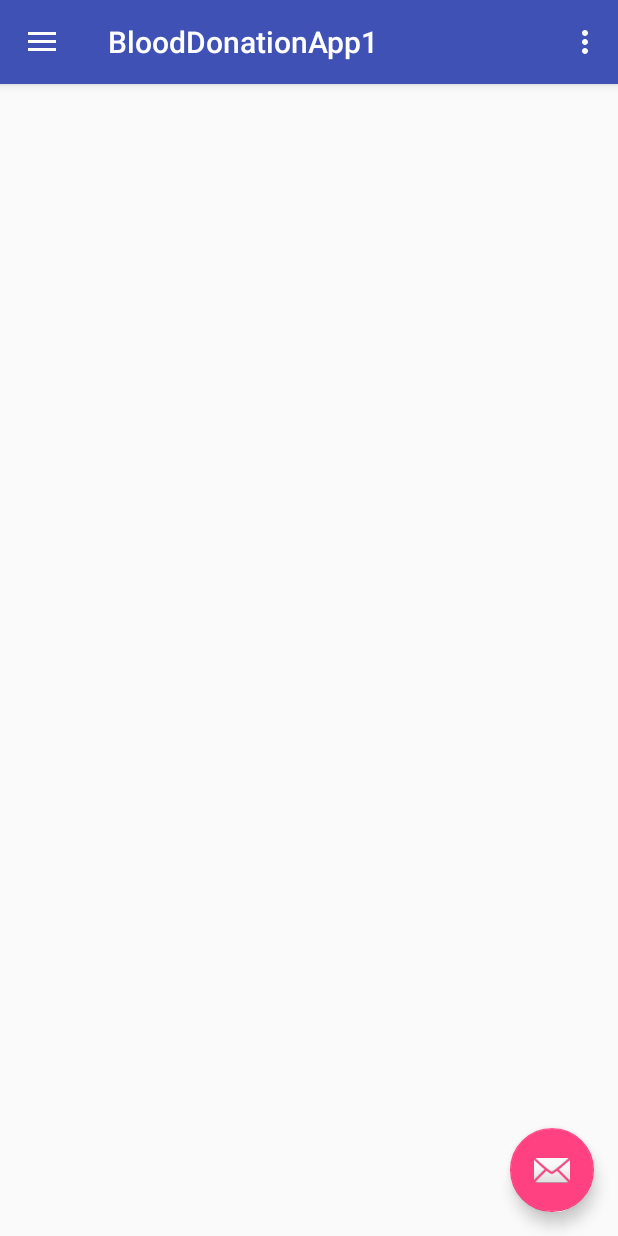
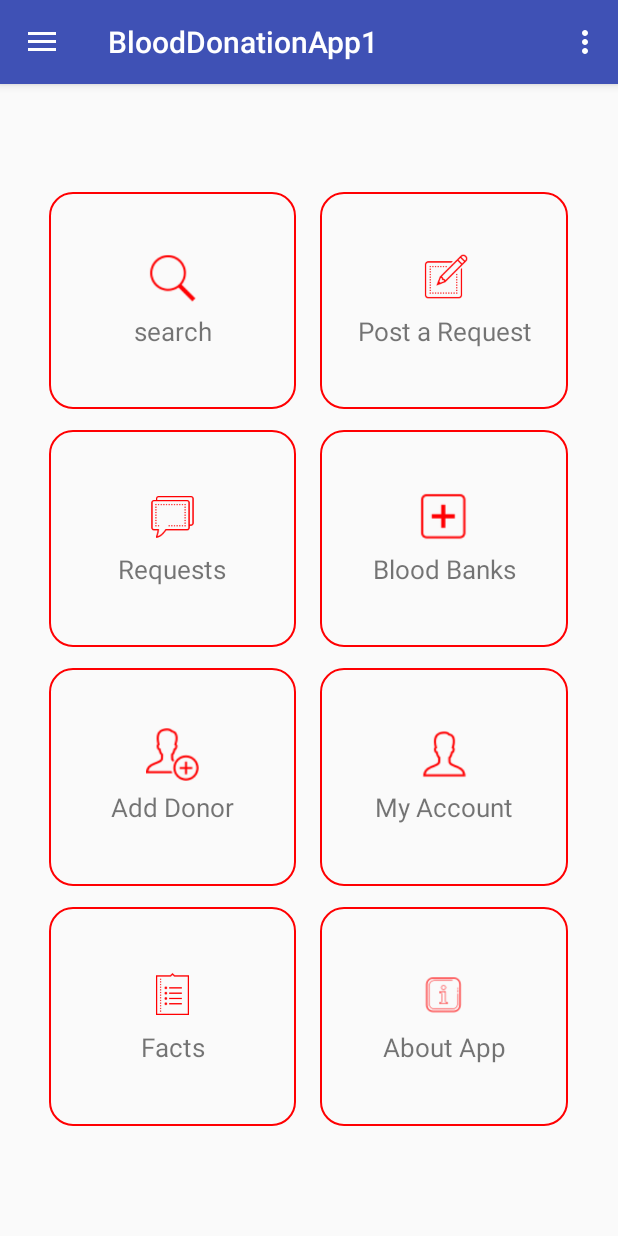
Before and after one commit to BijohnRoy7/blood-dination-app-svs, an Android app: the HomeActivity screen opened directly, with no data from a screen before it, on a phone screen of 412 x 824 dp. Run offline under Robolectric (Android 15) with nearby library versions, the phone set to English and light mode, and no system bars; our stand-ins replace Firebase (no records; nobody signed in at launch, a user with empty details on screens opened directly), Volley; network calls fail.

Commit message:
5/9 (Home UI)

```diff
--- a/app/src/main/java/invenz/roy/blooddonationapp1/activities/HomeActivity.java
+++ b/app/src/main/java/invenz/roy/blooddonationapp1/activities/HomeActivity.java
@@ -14,6 +14,8 @@ import android.support.v7.app.AppCompatActivity;
 import android.support.v7.widget.Toolbar;
 import android.view.Menu;
 import android.view.MenuItem;
+import android.view.View;
+import android.widget.LinearLayout;
 import android.widget.Toast;
 
 import com.android.volley.AuthFailureError;
@@ -33,6 +35,7 @@ import java.util.Map;
 
 import invenz.roy.blooddonationapp1.R;
 import invenz.roy.blooddonationapp1.fragments.EditUserInfoFragment;
+import invenz.roy.blooddonationapp1.fragments.ProfileFragment;
 import invenz.roy.blooddonationapp1.utils.Constants;
 import invenz.roy.blooddonationapp1.utils.Urls;
 
@@ -44,7 +47,8 @@ public class HomeActivity extends AppCompatActivity
     private String phoneNumber, userName, email, division, district, bloodGroup;
     private FirebaseAuth mAuth;
     private String userId;
-    private Fragment fragment = null;;
+    private Fragment fragment = null;
+
 
 
     @Override
@@ -65,6 +69,11 @@ public class HomeActivity extends AppCompatActivity
 
         NavigationView navigationView = (NavigationView) findViewById(R.id.nav_view);
         navigationView.setNavigationItemSelectedListener(this);
+
+
+        /*###                    setting default fragment                         ####*/
+        fragment = new ProfileFragment();
+        setFragment(fragment);
 
 
 
@@ -110,6 +119,15 @@ public class HomeActivity extends AppCompatActivity
         }
 
     }
+
+
+
+
+
+
+
+
+
 
 
     /*           sendRegistrationToServer                   */
@@ -208,11 +226,27 @@ public class HomeActivity extends AppCompatActivity
     @Override
     public void onBackPressed() {
         DrawerLayout drawer = (DrawerLayout) findViewById(R.id.drawer_layout);
-        if (drawer.isDrawerOpen(GravityCompat.START)) {
+        /*if (drawer.isDrawerOpen(GravityCompat.START)) {
             drawer.closeDrawer(GravityCompat.START);
         } else {
             super.onBackPressed();
+        }*/
+
+
+        if (drawer.isDrawerOpen(GravityCompat.START)) {
+            drawer.closeDrawer(GravityCompat.START);
         }
+
+        else if (getFragmentManager().getBackStackEntryCount() > 0){
+            getFragmentManager().popBackStack();
+
+        }
+
+        else {
+            super.onBackPressed();
+
+        }
+
     }
 
     @Override
@@ -245,8 +279,12 @@ public class HomeActivity extends AppCompatActivity
 
 
 
-        if (id == R.id.nav_camera) {
+        if (id == R.id.nav_home) {
             // Handle the camera action
+
+            fragment = new ProfileFragment();
+            setFragment(fragment);
+
         } else if (id == R.id.nav_gallery) {
 
         } else if (id == R.id.nav_slideshow) {
@@ -280,6 +318,11 @@ public class HomeActivity extends AppCompatActivity
         android.support.v4.app.FragmentTransaction transaction = fragmentManager.beginTransaction();
         transaction.replace(R.id.idFrameLayout, fragment);
         transaction.setTransition(FragmentTransaction.TRANSIT_FRAGMENT_FADE);
+        transaction.addToBackStack(null);
         transaction.commit();
     }
+
+
+
+
 }
--- a/app/src/main/java/invenz/roy/blooddonationapp1/fragments/EditUserInfoFragment.java
+++ b/app/src/main/java/invenz/roy/blooddonationapp1/fragments/EditUserInfoFragment.java
@@ -230,4 +230,5 @@ public class EditUserInfoFragment extends Fragment {
 
 
 
+
 }
--- /dev/null
+++ b/app/src/main/java/invenz/roy/blooddonationapp1/fragments/ProfileFragment.java
@@ -0,0 +1,76 @@
+package invenz.roy.blooddonationapp1.fragments;
+
+
+import android.os.Bundle;
+import android.support.v4.app.Fragment;
+import android.view.LayoutInflater;
+import android.view.View;
+import android.view.ViewGroup;
+import android.widget.LinearLayout;
+
+import invenz.roy.blooddonationapp1.R;
+
+/**
+ * A simple {@link Fragment} subclass.
+ */
+public class ProfileFragment extends Fragment {
+
+    private LinearLayout linearLayoutSearch, linearLayoutPostRequest, linearLayoutRequests, linearLayoutBloodBanks;
+    private LinearLayout linearLayoutAddDonor, linearLayoutMyAccount, linearLayoutFacts, linearLayoutAboutApp;
+    private View view;
+
+
+    public ProfileFragment() {
+        // Required empty public constructor
+    }
+
+
+    @Override
+    public View onCreateView(LayoutInflater inflater, ViewGroup container,
+                             Bundle savedInstanceState) {
+        // Inflate the layout for this fragment
+        view = inflater.inflate(R.layout.fragment_profile, container, false);
+
+
+        /*###                      initialize components                       ####*/
+        initializeComponents();
+
+
+        /*####         all events are here         ######*/
+        allOnClicks();
+
+        return view;
+    }
+
+
+    /*####              Initializing Components                           ####*/
+    private void initializeComponents() {
+
+        linearLayoutSearch = view.findViewById(R.id.idSearch_HOME);
+        linearLayoutPostRequest = view.findViewById(R.id.idPostRequeast_HOME);
+        linearLayoutRequests = view.findViewById(R.id.idRequests_HOME);
+        linearLayoutBloodBanks = view.findViewById(R.id.idBloodBanks_HOME);
+        linearLayoutAddDonor = view.findViewById(R.id.idAddDonor_HOME);
+        linearLayoutMyAccount = view.findViewById(R.id.idMyAccount_HOME);
+        linearLayoutFacts = view.findViewById(R.id.idFacts_HOME);
+        linearLayoutAboutApp = view.findViewById(R.id.idAboutApp_HOME);
+
+    }
+
+
+    private void allOnClicks() {
+
+        linearLayoutMyAccount.setOnClickListener(new View.OnClickListener() {
+            @Override
+            public void onClick(View v) {
+
+
+
+            }
+        });
+
+    }
+
+
+
+}
--- /dev/null
+++ b/app/src/main/res/drawable/ic_home.xml
@@ -0,0 +1,5 @@
+<vector android:height="24dp" android:tint="#232323"
+    android:viewportHeight="24.0" android:viewportWidth="24.0"
+    android:width="24dp" xmlns:android="http://schemas.android.com/apk/res/android">
+    <path android:fillColor="#FF000000" android:pathData="M10,20v-6h4v6h5v-8h3L12,3 2,12h3v8z"/>
+</vector>
--- /dev/null
+++ b/app/src/main/res/drawable/ic_search_black_24dp.xml
@@ -0,0 +1,5 @@
+<vector android:height="24dp" android:tint="#FF0002"
+    android:viewportHeight="24.0" android:viewportWidth="24.0"
+    android:width="24dp" xmlns:android="http://schemas.android.com/apk/res/android">
+    <path android:fillColor="#FF000000" android:pathData="M15.5,14h-0.79l-0.28,-0.27C15.41,12.59 16,11.11 16,9.5 16,5.91 13.09,3 9.5,3S3,5.91 3,9.5 5.91,16 9.5,16c1.61,0 3.09,-0.59 4.23,-1.57l0.27,0.28v0.79l5,4.99L20.49,19l-4.99,-5zM9.5,14C7.01,14 5,11.99 5,9.5S7.01,5 9.5,5 14,7.01 14,9.5 11.99,14 9.5,14z"/>
+</vector>
--- /dev/null
+++ b/app/src/main/res/drawable/item_bg.xml
@@ -0,0 +1,7 @@
+<?xml version="1.0" encoding="utf-8"?>
+<shape xmlns:android="http://schemas.android.com/apk/res/android">
+
+    <corners android:radius="15dp" />
+    <stroke android:width="1dp" android:color="#FF0002"/>
+
+</shape>
--- a/app/src/main/res/layout/app_bar_home.xml
+++ b/app/src/main/res/layout/app_bar_home.xml
@@ -22,12 +22,5 @@
 
     <include layout="@layout/content_home" />
 
-    <android.support.design.widget.FloatingActionButton
-        android:id="@+id/fab"
-        android:layout_width="wrap_content"
-        android:layout_height="wrap_content"
-        android:layout_gravity="bottom|end"
-        android:layout_margin="@dimen/fab_margin"
-        app:srcCompat="@android:drawable/ic_dialog_email" />
 
 </android.support.design.widget.CoordinatorLayout>
--- a/app/src/main/res/layout/content_home.xml
+++ b/app/src/main/res/layout/content_home.xml
@@ -11,6 +11,9 @@
     <FrameLayout
         android:id="@+id/idFrameLayout"
         android:layout_width="match_parent"
-        android:layout_height="match_parent"></FrameLayout>
+        android:layout_height="match_parent">
+
+
+    </FrameLayout>
 
 </LinearLayout>
--- /dev/null
+++ b/app/src/main/res/layout/fragment_profile.xml
@@ -0,0 +1,357 @@
+<?xml version="1.0" encoding="utf-8"?>
+<FrameLayout xmlns:android="http://schemas.android.com/apk/res/android"
+    xmlns:tools="http://schemas.android.com/tools"
+    android:layout_width="match_parent"
+    android:layout_height="match_parent"
+    tools:context=".fragments.ProfileFragment">
+
+
+
+    <LinearLayout
+        android:layout_width="match_parent"
+        android:layout_height="match_parent"
+        android:orientation="vertical"
+        android:weightSum="5.3">
+
+        <LinearLayout
+            android:layout_width="match_parent"
+            android:layout_height="0dp"
+            android:layout_weight=".5"></LinearLayout>
+
+
+        <!--###############################-->
+        <LinearLayout
+            android:layout_width="match_parent"
+            android:layout_height="0dp"
+            android:layout_weight="1"
+            android:orientation="horizontal"
+            android:weightSum="2.5">
+
+            <LinearLayout
+                android:layout_width="0dp"
+                android:layout_height="match_parent"
+                android:layout_weight=".2"></LinearLayout>
+
+            <LinearLayout
+                android:id="@+id/idSearch_HOME"
+                android:layout_width="0dp"
+                android:layout_height="match_parent"
+                android:layout_weight="1"
+                android:orientation="vertical"
+                android:layout_gravity="center"
+                android:gravity="center"
+                android:background="@drawable/item_bg"
+                >
+                <ImageView
+                    android:layout_width="35dp"
+                    android:layout_height="35dp"
+                    android:src="@drawable/ic_search"
+                    />
+                <TextView
+                    android:layout_width="match_parent"
+                    android:layout_height="wrap_content"
+                    android:text="search"
+                    android:layout_marginTop="5dp"
+                    android:textSize="17dp"
+                    android:gravity="center"/>
+            </LinearLayout>
+
+            <LinearLayout
+                android:layout_width="0dp"
+                android:layout_height="match_parent"
+                android:layout_weight=".1"></LinearLayout>
+
+            <LinearLayout
+                android:id="@+id/idPostRequeast_HOME"
+                android:layout_width="0dp"
+                android:layout_height="match_parent"
+                android:layout_weight="1"
+                android:layout_gravity="center"
+                android:orientation="vertical"
+                android:gravity="center"
+                android:background="@drawable/item_bg">
+                <ImageView
+                    android:layout_width="35dp"
+                    android:layout_height="35dp"
+                    android:src="@drawable/ic_request"
+                    />
+                <TextView
+                    android:layout_width="match_parent"
+                    android:layout_height="wrap_content"
+                    android:text="Post a Request"
+                    android:layout_marginTop="5dp"
+                    android:textSize="17dp"
+                    android:gravity="center"/>
+
+            </LinearLayout>
+
+
+            <LinearLayout
+                android:layout_width="0dp"
+                android:layout_height="match_parent"
+                android:layout_weight=".2"></LinearLayout>
+
+        </LinearLayout>
+        <!--########################################-->
+
+
+        <LinearLayout
+            android:layout_width="match_parent"
+            android:layout_height="0dp"
+            android:layout_weight=".1"></LinearLayout>
+
+
+
+        <!--###############################-->
+        <LinearLayout
+            android:layout_width="match_parent"
+            android:layout_height="0dp"
+            android:layout_weight="1"
+            android:orientation="horizontal"
+            android:weightSum="2.5">
+
+            <LinearLayout
+                android:layout_width="0dp"
+                android:layout_height="match_parent"
+                android:layout_weight=".2"></LinearLayout>
+
+            <LinearLayout
+                android:id="@+id/idRequests_HOME"
+                android:layout_width="0dp"
+                android:layout_height="match_parent"
+                android:layout_weight="1"
+                android:orientation="vertical"
+                android:layout_gravity="center"
+                android:gravity="center"
+                android:background="@drawable/item_bg"
+                >
+                <ImageView
+                    android:layout_width="35dp"
+                    android:layout_height="35dp"
+                    android:src="@drawable/ic_message"
+                    />
+                <TextView
+                    android:layout_width="match_parent"
+                    android:layout_height="wrap_content"
+                    android:text="Requests"
+                    android:layout_marginTop="5dp"
+                    android:textSize="17dp"
+                    android:gravity="center"/>
+            </LinearLayout>
+
+            <LinearLayout
+                android:layout_width="0dp"
+                android:layout_height="match_parent"
+                android:layout_weight=".1"></LinearLayout>
+
+            <LinearLayout
+                android:id="@+id/idBloodBanks_HOME"
+                android:layout_width="0dp"
+                android:layout_height="match_parent"
+                android:layout_weight="1"
+                android:layout_gravity="center"
+                android:orientation="vertical"
+                android:gravity="center"
+                android:background="@drawable/item_bg">
+                <ImageView
+                    android:layout_width="35dp"
+                    android:layout_height="35dp"
+                    android:src="@drawable/ic_blood_banks"
+                    />
+                <TextView
+                    android:layout_width="match_parent"
+                    android:layout_height="wrap_content"
+                    android:text="Blood Banks"
+                    android:layout_marginTop="5dp"
+                    android:textSize="17dp"
+                    android:gravity="center"/>
+
+            </LinearLayout>
+
+
+            <LinearLayout
+                android:layout_width="0dp"
+                android:layout_height="match_parent"
+                android:layout_weight=".2"></LinearLayout>
+
+        </LinearLayout>
+        <!--########################################-->
+
+
+
+
+        <LinearLayout
+            android:layout_width="match_parent"
+            android:layout_height="0dp"
+            android:layout_weight=".1"></LinearLayout>
+
+
+
+        <!--###############################-->
+        <LinearLayout
+            android:layout_width="match_parent"
+            android:layout_height="0dp"
+            android:layout_weight="1"
+            android:orientation="horizontal"
+            android:weightSum="2.5">
+
+            <LinearLayout
+                android:layout_width="0dp"
+                android:layout_height="match_parent"
+                android:layout_weight=".2"></LinearLayout>
+
+            <LinearLayout
+                android:id="@+id/idAddDonor_HOME"
+                android:layout_width="0dp"
+                android:layout_height="match_parent"
+                android:layout_weight="1"
+                android:orientation="vertical"
+                android:layout_gravity="center"
+                android:gravity="center"
+                android:background="@drawable/item_bg"
+                >
+                <ImageView
+                    android:layout_width="35dp"
+                    android:layout_height="35dp"
+                    android:src="@drawable/ic_add_donor"
+                    />
+                <TextView
+                    android:layout_width="match_parent"
+                    android:layout_height="wrap_content"
+                    android:text="Add Donor"
+                    android:layout_marginTop="5dp"
+                    android:textSize="17dp"
+                    android:gravity="center"/>
+            </LinearLayout>
+
+            <LinearLayout
+                android:layout_width="0dp"
+                android:layout_height="match_parent"
+                android:layout_weight=".1"></LinearLayout>
+
+            <LinearLayout
+                android:id="@+id/idMyAccount_HOME"
+                android:layout_width="0dp"
+                android:layout_height="match_parent"
+                android:layout_weight="1"
+                android:layout_gravity="center"
+                android:orientation="vertical"
+                android:gravity="center"
+                android:background="@drawable/item_bg">
+                <ImageView
+                    android:layout_width="35dp"
+                    android:layout_height="35dp"
+                    android:src="@drawable/ic_my_account"
+                    />
+                <TextView
+                    android:layout_width="match_parent"
+                    android:layout_height="wrap_content"
+                    android:text="My Account"
+                    android:layout_marginTop="5dp"
+                    android:textSize="17dp"
+                    android:gravity="center"/>
+
+            </LinearLayout>
+
+
+            <LinearLayout
+                android:layout_width="0dp"
+                android:layout_height="match_parent"
+                android:layout_weight=".2"></LinearLayout>
+
+        </LinearLayout>
+        <!--########################################-->
+
+
+        <LinearLayout
+            android:layout_width="match_parent"
+            android:layout_height="0dp"
+            android:layout_weight=".1"></LinearLayout>
+
+
+
+        <!--###############################-->
+        <LinearLayout
+            android:layout_width="match_parent"
+            android:layout_height="0dp"
+            android:layout_weight="1"
+            android:orientation="horizontal"
+            android:weightSum="2.5">
+
+            <LinearLayout
+                android:layout_width="0dp"
+                android:layout_height="match_parent"
+                android:layout_weight=".2"></LinearLayout>
+
+            <LinearLayout
+                android:id="@+id/idFacts_HOME"
+                android:layout_width="0dp"
+                android:layout_height="match_parent"
+                android:layout_weight="1"
+                android:orientation="vertical"
+                android:layout_gravity="center"
+                android:gravity="center"
+                android:background="@drawable/item_bg"
+                >
+                <ImageView
+                    android:layout_width="35dp"
+                    android:layout_height="35dp"
+                    android:src="@drawable/ic_facts"
+                    />
+                <TextView
+                    android:layout_width="match_parent"
+                    android:layout_height="wrap_content"
+                    android:text="Facts"
+                    android:layout_marginTop="5dp"
+                    android:textSize="17dp"
+                    android:gravity="center"/>
+            </LinearLayout>
+
+            <LinearLayout
+                android:layout_width="0dp"
+                android:layout_height="match_parent"
+                android:layout_weight=".1"></LinearLayout>
+
+            <LinearLayout
+                android:id="@+id/idAboutApp_HOME"
+                android:layout_width="0dp"
+                android:layout_height="match_parent"
+                android:layout_weight="1"
+                android:layout_gravity="center"
+                android:orientation="vertical"
+                android:gravity="center"
+                android:background="@drawable/item_bg">
+                <ImageView
+                    android:layout_width="35dp"
+                    android:layout_height="35dp"
+                    android:src="@drawable/ic_about_us"
+                    />
+                <TextView
+                    android:layout_width="match_parent"
+                    android:layout_height="wrap_content"
+                    android:text="About App"
+                    android:layout_marginTop="5dp"
+                    android:textSize="17dp"
+                    android:gravity="center"/>
+
+            </LinearLayout>
+
+
+            <LinearLayout
+                android:layout_width="0dp"
+                android:layout_height="match_parent"
+                android:layout_weight=".2"></LinearLayout>
+
+        </LinearLayout>
+        <!--########################################-->
+
+
+        <LinearLayout
+            android:layout_width="match_parent"
+            android:layout_height="0dp"
+            android:layout_weight=".5"></LinearLayout>
+
+
+    </LinearLayout>
+
+</FrameLayout>
--- a/app/src/main/res/menu/activity_home_drawer.xml
+++ b/app/src/main/res/menu/activity_home_drawer.xml
@@ -5,9 +5,9 @@
 
     <group android:checkableBehavior="single">
         <item
-            android:id="@+id/nav_camera"
-            android:icon="@drawable/ic_menu_camera"
-            android:title="Import" />
+            android:id="@+id/nav_home"
+            android:icon="@drawable/ic_home"
+            android:title="Home" />
         <item
             android:id="@+id/nav_gallery"
             android:icon="@drawable/ic_menu_gallery"
```
Also changed, not shown: app/src/main/res/drawable/ic_about_us.png (added), app/src/main/res/drawable/ic_add_donor.png (added), app/src/main/res/drawable/ic_blood_banks.png (added), app/src/main/res/drawable/ic_facts.png (added), app/src/main/res/drawable/ic_message.png (added), app/src/main/res/drawable/ic_my_account.png (added), app/src/main/res/drawable/ic_request.png (added), app/src/main/res/drawable/ic_search.png (added).
